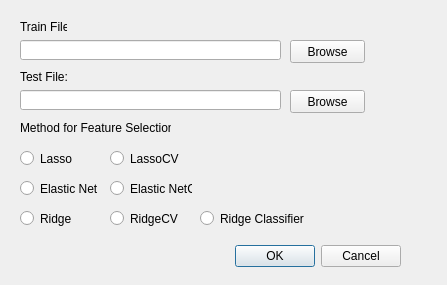
This is LoadFilesWindow.ui in mokshajain1196/FeatureSelectionInMachineLearning as Qt 5 draws it before an edit. The edited form follows.
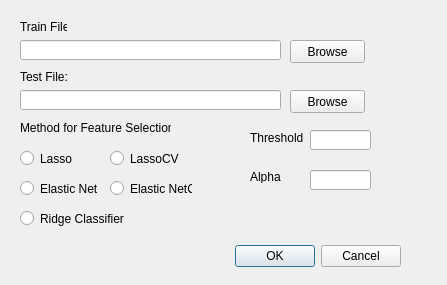
This is the edited form.

Commit message: alpha and threshold included

What changed in the file:
```diff
--- a/LoadFilesWindow.ui
+++ b/LoadFilesWindow.ui
@@ -166,36 +166,10 @@
     <string>Elastic NetCV</string>
    </property>
   </widget>
-  <widget class="QRadioButton" name="Ridge_radioButton">
-   <property name="geometry">
-    <rect>
-     <x>20</x>
-     <y>210</y>
-     <width>82</width>
-     <height>17</height>
-    </rect>
-   </property>
-   <property name="text">
-    <string>Ridge</string>
-   </property>
-  </widget>
-  <widget class="QRadioButton" name="RidgeCV_radioButton">
-   <property name="geometry">
-    <rect>
-     <x>110</x>
-     <y>210</y>
-     <width>82</width>
-     <height>17</height>
-    </rect>
-   </property>
-   <property name="text">
-    <string>RidgeCV</string>
-   </property>
-  </widget>
   <widget class="QRadioButton" name="RidgeClassifier_radioButton">
    <property name="geometry">
     <rect>
-     <x>200</x>
+     <x>20</x>
      <y>210</y>
      <width>111</width>
      <height>17</height>
@@ -205,6 +179,52 @@
     <string>Ridge Classifier</string>
    </property>
   </widget>
+  <widget class="QLabel" name="threshold_label">
+   <property name="geometry">
+    <rect>
+     <x>250</x>
+     <y>130</y>
+     <width>61</width>
+     <height>16</height>
+    </rect>
+   </property>
+   <property name="text">
+    <string>Threshold</string>
+   </property>
+  </widget>
+  <widget class="QLabel" name="alpha_label">
+   <property name="geometry">
+    <rect>
+     <x>250</x>
+     <y>170</y>
+     <width>47</width>
+     <height>13</height>
+    </rect>
+   </property>
+   <property name="text">
+    <string>Alpha</string>
+   </property>
+  </widget>
+  <widget class="QLineEdit" name="threshold_lineEdit">
+   <property name="geometry">
+    <rect>
+     <x>310</x>
+     <y>130</y>
+     <width>61</width>
+     <height>20</height>
+    </rect>
+   </property>
+  </widget>
+  <widget class="QLineEdit" name="alpha_lineEdit">
+   <property name="geometry">
+    <rect>
+     <x>310</x>
+     <y>170</y>
+     <width>61</width>
+     <height>20</height>
+    </rect>
+   </property>
+  </widget>
  </widget>
  <resources/>
  <connections>
```
The commit also changes 9 other files.
